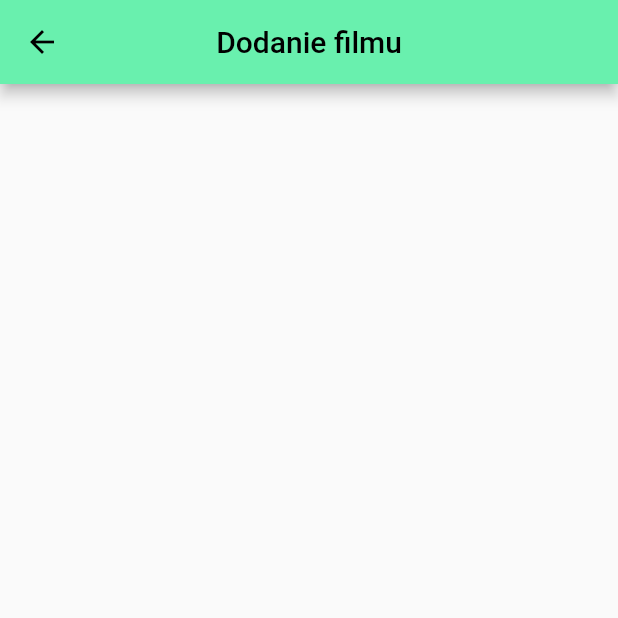
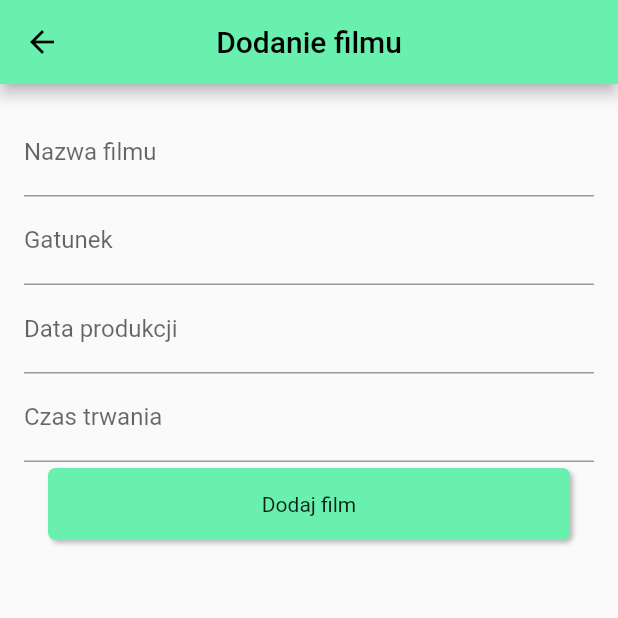
Before and after one commit to DimaGolt/Bazy_danych_2, a Flutter app: the AddFilmScreen screen opened by its route, on a phone screen of 412 x 824 dp, the top half of it. Run offline on Flutter 3.47's test engine with Material 2 defaults, Android fonts, the light colour scheme and no system bars; our stand-ins replace auto_route; missing offline and left inert: mysql_client; accounts and stored records are empty.

Commit message:
add film adding to database

```diff
--- a/lib/services/database_service.dart
+++ b/lib/services/database_service.dart
@@ -61,6 +61,17 @@ class DatabaseService extends ChangeNotifier {
             ))
         .toList();
     return films;
+  }
+
+  Future<void> addFilm(Film film) async {
+    await database.execute(
+        'INSERT INTO Based.Film (CzasTrwania, RokProdukcji, Gatunek, Nazwa, LinkDoPlakatu) VALUES (:duration, :dateOfProd, :genre, :name, \'NULL\')',
+        {
+          'duration': film.length,
+          'dateOfProd': film.dateOfProd,
+          'genre': film.genre,
+          'name': film.name,
+        });
   }
 
   Future<List<Person>> getPeopleForFilm(int filmId) async {
--- a/lib/ui/screens/add_film_screen.dart
+++ b/lib/ui/screens/add_film_screen.dart
@@ -1,4 +1,9 @@
+import 'package:bazy_flutter/models/film.dart';
+import 'package:bazy_flutter/services/database_service.dart';
 import 'package:flutter/material.dart';
+import 'package:provider/provider.dart';
+
+import '../widgets/expanded_button.dart';
 
 class AddFilmScreen extends StatefulWidget {
   const AddFilmScreen({Key? key}) : super(key: key);
@@ -8,6 +13,13 @@ class AddFilmScreen extends StatefulWidget {
 }
 
 class _AddFilmScreenState extends State<AddFilmScreen> {
+  final GlobalKey<FormState> _formState = GlobalKey();
+  final GlobalKey<FormFieldState<int>> _durationFieldKey = GlobalKey();
+  int duration = 0;
+  final GlobalKey<FormFieldState<String>> _dateOfProdFieldKey = GlobalKey();
+  final GlobalKey<FormFieldState<String>> _genreFieldKey = GlobalKey();
+  final GlobalKey<FormFieldState<String>> _nameFieldKey = GlobalKey();
+
   @override
   Widget build(BuildContext context) {
     return Scaffold(
@@ -15,7 +27,80 @@ class _AddFilmScreenState extends State<AddFilmScreen> {
         title: const Text('Dodanie filmu'),
         centerTitle: true,
       ),
-      body: Container(),
+      body: SafeArea(
+        child: Form(
+          key: _formState,
+          child: Padding(
+            padding: const EdgeInsets.all(16.0),
+            child: Column(
+              children: [
+                TextFormField(
+                  key: _nameFieldKey,
+                  validator: (value) =>
+                      value!.isEmpty ? 'Nazwa nie może być pusta' : null,
+                  keyboardType: TextInputType.text,
+                  decoration: const InputDecoration(labelText: 'Nazwa filmu'),
+                ),
+                TextFormField(
+                  key: _genreFieldKey,
+                  keyboardType: TextInputType.text,
+                  decoration: const InputDecoration(labelText: 'Gatunek'),
+                ),
+                TextFormField(
+                  key: _dateOfProdFieldKey,
+                  validator: (value) => value!.isEmpty
+                      ? 'Data produkcji nie może być pusta'
+                      : _checkDateFormat(value),
+                  keyboardType: TextInputType.text,
+                  decoration:
+                      const InputDecoration(labelText: 'Data produkcji'),
+                ),
+                TextFormField(
+                  key: _durationFieldKey,
+                  validator: (value) {
+                    value!.isEmpty ? 'Czas trwania nie może być pusty' : null;
+                    duration = int.parse(value);
+                  },
+                  keyboardType: TextInputType.number,
+                  decoration: const InputDecoration(labelText: 'Czas trwania'),
+                ),
+                ExpandedButton(
+                  onTap: _validateAndLogin,
+                  text: 'Dodaj film',
+                ),
+              ],
+            ),
+          ),
+        ),
+      ),
     );
   }
+
+  String? _checkDateFormat(String input) {
+    if (RegExp(
+            r'([1-2][0-9][0-9][0-9])-(0?[1-9]|1[012])-([12][0-9]|3[01]|0?[1-9])')
+        .hasMatch(input)) {
+      return null;
+    } else {
+      return 'Niepoprawny format. Przykład: 2001-04-12';
+    }
+  }
+
+  _validateAndLogin() async {
+    if (_formState.currentState!.validate()) {
+      Film film = Film(
+          1,
+          duration,
+          _dateOfProdFieldKey.currentState!.value!,
+          _genreFieldKey.currentState!.value ?? 'NULL',
+          _nameFieldKey.currentState!.value!,
+          2);
+      context.read<DatabaseService>().addFilm(film);
+      ScaffoldMessenger.of(context).showSnackBar(const SnackBar(
+          content: Text(
+        'Dodano film.',
+        textAlign: TextAlign.center,
+      )));
+    }
+  }
 }
--- a/lib/ui/screens/login_screen.dart
+++ b/lib/ui/screens/login_screen.dart
@@ -21,8 +21,6 @@ class _LoginScreenState extends State<LoginScreen> {
   final GlobalKey<FormState> _formState = GlobalKey();
   final GlobalKey<FormFieldState<String>> _loginFieldKey = GlobalKey();
   final GlobalKey<FormFieldState<String>> _passwordFieldKey = GlobalKey();
-  final FocusNode _usernameNode = FocusNode();
-  final FocusNode _passwordNode = FocusNode();
 
   @override
   void didChangeDependencies() {
@@ -49,7 +47,6 @@ class _LoginScreenState extends State<LoginScreen> {
               Padding(
                 padding: const EdgeInsets.all(20.0),
                 child: TextFormField(
-                  focusNode: _usernameNode,
                   key: _loginFieldKey,
                   validator: (value) => value!.isEmpty
                       ? 'Nazwa użytkownika nie może być pusta'
@@ -65,7 +62,6 @@ class _LoginScreenState extends State<LoginScreen> {
                   return Padding(
                     padding: const EdgeInsets.all(20.0),
                     child: TextFormField(
-                      focusNode: _passwordNode,
                       key: _passwordFieldKey,
                       validator: (value) =>
                           value!.isEmpty ? 'Hasło nie może być puste' : null,
```
